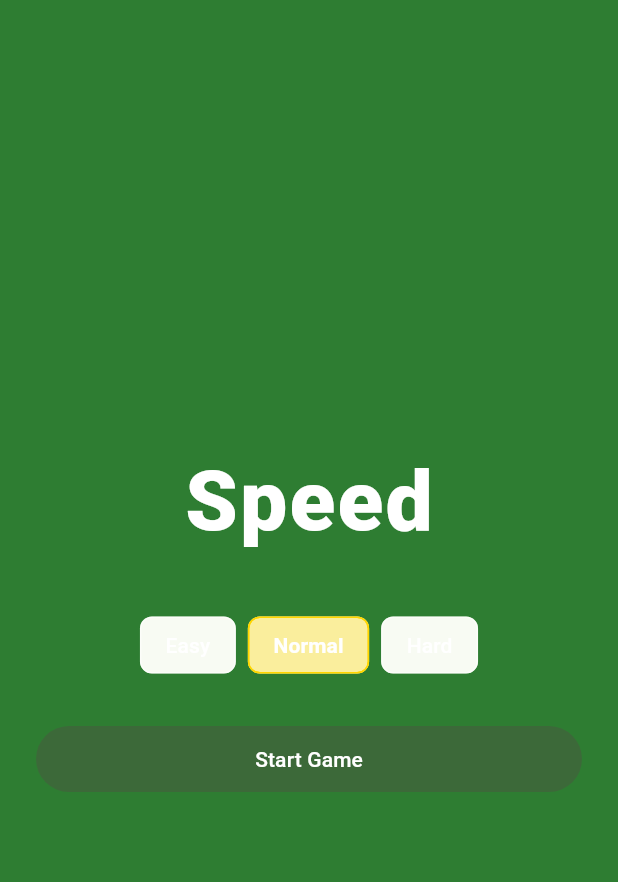
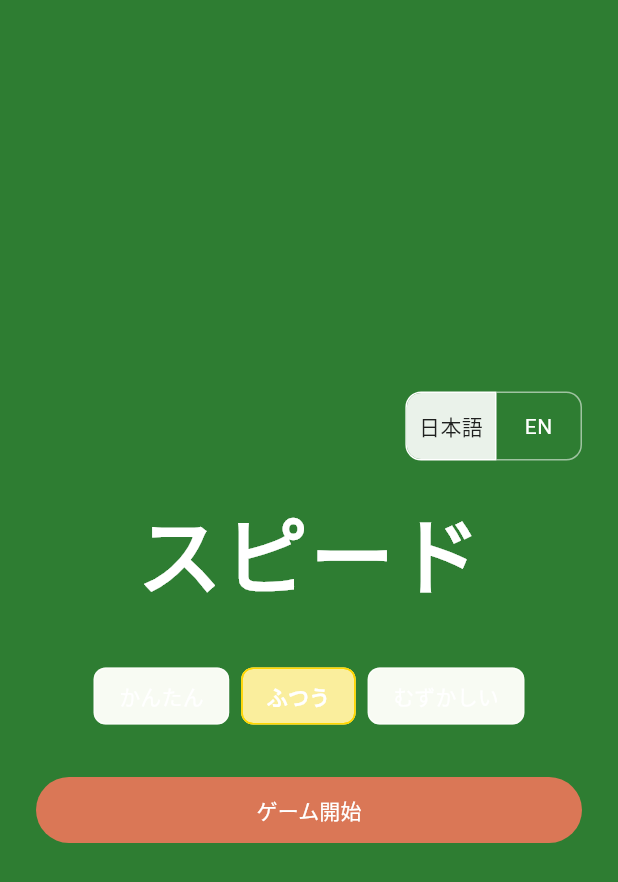
Before and after one commit to plastichyena/flutter_speedcard_app, a Flutter app: the screen it shows after launch, on a phone screen of 412 x 824 dp. Shown: the top 882 px of the screen. Run offline on Flutter 3.47's test engine with Material 3 defaults, Android fonts, the phone set to English and light mode, and no system bars; our stand-ins replace flutter_riverpod, freezed_annotation.

Commit message:
不具合修正、配色変更、言語追加

```diff
--- /dev/null
+++ b/lib/l10n/app_strings.dart
@@ -0,0 +1,54 @@
+import '../models/enums.dart';
+
+class AppStrings {
+  const AppStrings._();
+
+  static String get(AppLocale locale, String key) {
+    return _strings[locale]![key] ?? key;
+  }
+
+  static const Map<AppLocale, Map<String, String>> _strings = {
+    AppLocale.ja: _ja,
+    AppLocale.en: _en,
+  };
+
+  static const Map<String, String> _ja = {
+    'app_title': 'スピード',
+    'start_game': 'ゲーム開始',
+    'easy': 'かんたん',
+    'normal': 'ふつう',
+    'hard': 'むずかしい',
+    'cpu_draw': 'CPU山札',
+    'your_draw': 'あなたの山札',
+    'phase_ready': '準備中',
+    'phase_playing': 'プレイ中',
+    'phase_stalemate': '詰み',
+    'phase_finished': '終了',
+    'stalemate_title': '詰み！',
+    'stalemate_button': '仕切り直し',
+    'result_human_win': 'あなたの勝ち！',
+    'result_cpu_win': 'CPUの勝ち…',
+    'result_draw': '引き分け',
+    'restart': 'タイトルへ',
+  };
+
+  static const Map<String, String> _en = {
+    'app_title': 'Speed',
+    'start_game': 'Start Game',
+    'easy': 'Easy',
+    'normal': 'Normal',
+    'hard': 'Hard',
+    'cpu_draw': 'CPU Draw',
+    'your_draw': 'Your Draw',
+    'phase_ready': 'Ready',
+    'phase_playing': 'Playing',
+    'phase_stalemate': 'Stalemate',
+    'phase_finished': 'Finished',
+    'stalemate_title': 'Stalemate!',
+    'stalemate_button': 'Resume (Reset)',
+    'result_human_win': 'You Win!',
+    'result_cpu_win': 'CPU Wins!',
+    'result_draw': 'Draw!',
+    'restart': 'Restart',
+  };
+}
--- a/lib/models/enums.dart
+++ b/lib/models/enums.dart
@@ -29,3 +29,5 @@ enum Player { human, cpu }
 enum CenterPile { left, right }
 
 enum GameResult { humanWin, cpuWin, draw }
+
+enum AppLocale { ja, en }
--- /dev/null
+++ b/lib/providers/locale_provider.dart
@@ -0,0 +1,4 @@
+import 'package:flutter_riverpod/flutter_riverpod.dart';
+import 'package:flutter_speedcard_app/models/enums.dart';
+
+final localeProvider = StateProvider<AppLocale>((ref) => AppLocale.ja);
--- a/lib/screens/title_screen.dart
+++ b/lib/screens/title_screen.dart
@@ -1,7 +1,9 @@
 import 'package:flutter/material.dart';
 import 'package:flutter_riverpod/flutter_riverpod.dart';
+import 'package:flutter_speedcard_app/l10n/app_strings.dart';
 import 'package:flutter_speedcard_app/models/enums.dart';
 import 'package:flutter_speedcard_app/providers/game_provider.dart';
+import 'package:flutter_speedcard_app/providers/locale_provider.dart';
 import 'package:flutter_speedcard_app/screens/game_screen.dart';
 import 'package:flutter_speedcard_app/widgets/difficulty_selector.dart';
 
@@ -19,6 +21,7 @@ class _TitleScreenState extends ConsumerState<TitleScreen> {
   @override
   Widget build(BuildContext context) {
     final bool reduceMotion = MediaQuery.of(context).disableAnimations;
+    final locale = ref.watch(localeProvider);
 
     return Scaffold(
       body: SafeArea(
@@ -30,8 +33,15 @@ class _TitleScreenState extends ConsumerState<TitleScreen> {
               child: Column(
                 mainAxisAlignment: MainAxisAlignment.center,
                 children: [
-                  const Text(
-                    'Speed',
+                  _LanguageToggle(
+                    locale: locale,
+                    onChanged: (nextLocale) {
+                      ref.read(localeProvider.notifier).state = nextLocale;
+                    },
+                  ),
+                  const SizedBox(height: 20),
+                  Text(
+                    AppStrings.get(locale, 'app_title'),
                     style: TextStyle(
                       fontSize: 56,
                       fontWeight: FontWeight.w800,
@@ -41,6 +51,7 @@ class _TitleScreenState extends ConsumerState<TitleScreen> {
                   ),
                   const SizedBox(height: 32),
                   DifficultySelector(
+                    locale: locale,
                     selected: _selectedDifficulty,
                     onChanged: (difficulty) {
                       setState(() {
@@ -68,8 +79,8 @@ class _TitleScreenState extends ConsumerState<TitleScreen> {
                                     strokeWidth: 2,
                                   ),
                                 )
-                              : const Text(
-                                  'Start Game',
+                              : Text(
+                                  AppStrings.get(locale, 'start_game'),
                                   key: ValueKey<String>('start'),
                                 ),
                         ),
@@ -127,3 +138,40 @@ class _TitleScreenState extends ConsumerState<TitleScreen> {
     );
   }
 }
+
+class _LanguageToggle extends StatelessWidget {
+  const _LanguageToggle({required this.locale, required this.onChanged});
+
+  final AppLocale locale;
+  final ValueChanged<AppLocale> onChanged;
+
+  @override
+  Widget build(BuildContext context) {
+    return Align(
+      alignment: Alignment.centerRight,
+      child: ToggleButtons(
+        constraints: const BoxConstraints(minWidth: 56, minHeight: 44),
+        borderRadius: BorderRadius.circular(10),
+        borderColor: Colors.white54,
+        selectedBorderColor: Colors.white,
+        color: Colors.white,
+        selectedColor: Colors.black87,
+        fillColor: Colors.white.withValues(alpha: 0.9),
+        isSelected: <bool>[locale == AppLocale.ja, locale == AppLocale.en],
+        onPressed: (index) {
+          onChanged(index == 0 ? AppLocale.ja : AppLocale.en);
+        },
+        children: const [
+          Padding(
+            padding: EdgeInsets.symmetric(horizontal: 8),
+            child: Text('日本語'),
+          ),
+          Padding(
+            padding: EdgeInsets.symmetric(horizontal: 12),
+            child: Text('EN'),
+          ),
+        ],
+      ),
+    );
+  }
+}
--- a/lib/theme/app_theme.dart
+++ b/lib/theme/app_theme.dart
@@ -28,6 +28,7 @@ class AppTheme {
   static const Color blackSuit = Color(0xFF212121);
 
   static const Color tableBackground = Color(0xFF2E7D32);
+  static const Color buttonBackground = Color(0xFFDA7756);
 
   static const Duration cardPlacementDuration =
       AnimationDurations.cardPlacement;
@@ -68,6 +69,12 @@ class AppTheme {
       colorScheme: colorScheme,
       useMaterial3: true,
       scaffoldBackgroundColor: tableBackground,
+      filledButtonTheme: FilledButtonThemeData(
+        style: FilledButton.styleFrom(
+          backgroundColor: buttonBackground,
+          foregroundColor: Colors.white,
+        ),
+      ),
     );
   }
 }
--- a/lib/widgets/difficulty_selector.dart
+++ b/lib/widgets/difficulty_selector.dart
@@ -1,15 +1,18 @@
 import 'package:flutter/material.dart';
 
+import '../l10n/app_strings.dart';
 import '../models/enums.dart';
 import '../theme/app_theme.dart';
 
 class DifficultySelector extends StatelessWidget {
   const DifficultySelector({
     super.key,
+    required this.locale,
     required this.selected,
     required this.onChanged,
   });
 
+  final AppLocale locale;
   final Difficulty selected;
   final ValueChanged<Difficulty> onChanged;
 
@@ -23,7 +26,7 @@ class DifficultySelector extends StatelessWidget {
         return ConstrainedBox(
           constraints: const BoxConstraints(minWidth: 44, minHeight: 44),
           child: ChoiceChip(
-            label: Text(_difficultyLabel(difficulty)),
+            label: Text(_difficultyLabel(locale, difficulty)),
             selected: isSelected,
             showCheckmark: false,
             selectedColor: AppTheme.selectedCardBorder.withValues(alpha: 0.35),
@@ -44,10 +47,10 @@ class DifficultySelector extends StatelessWidget {
   }
 }
 
-String _difficultyLabel(Difficulty difficulty) {
+String _difficultyLabel(AppLocale locale, Difficulty difficulty) {
   return switch (difficulty) {
-    Difficulty.easy => 'Easy',
-    Difficulty.normal => 'Normal',
-    Difficulty.hard => 'Hard',
+    Difficulty.easy => AppStrings.get(locale, 'easy'),
+    Difficulty.normal => AppStrings.get(locale, 'normal'),
+    Difficulty.hard => AppStrings.get(locale, 'hard'),
   };
 }
```
Also changed, not shown: lib/layouts/desktop_game_layout.dart (+9 -3 lines), lib/layouts/mobile_game_layout.dart (+9 -3 lines), lib/layouts/tablet_game_layout.dart (+9 -3 lines), lib/logic/game_engine.dart (+15 -0 lines), lib/screens/game_screen.dart (+23 -11 lines), lib/widgets/game_phase_indicator.dart (+13 -7 lines), 5 other files.
